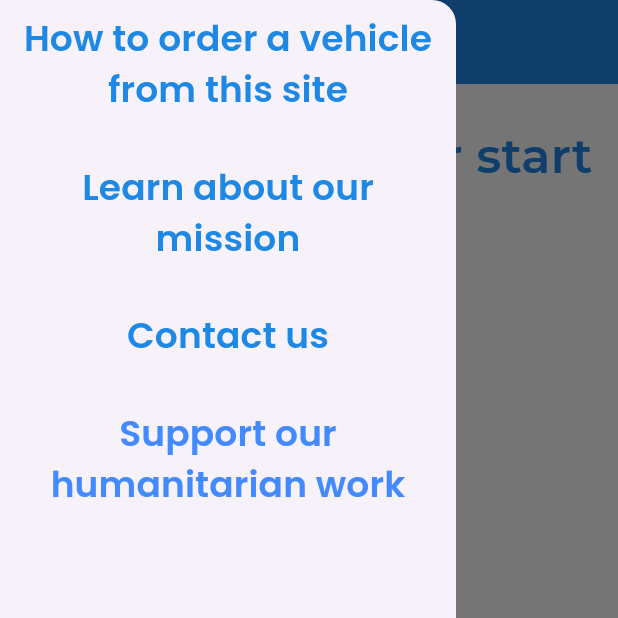
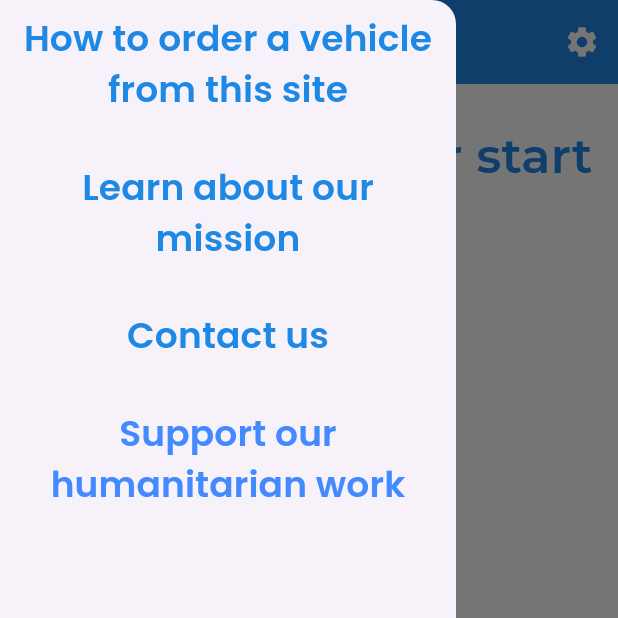
Before and after one commit to arso-march-16/app_for_rent_a_car, a Flutter app: the screen it shows after launch, with the side drawer open, on a phone screen of 412 x 824 dp, the top half of it. Run offline on Flutter 3.47's test engine with Material 3 defaults, Android fonts, the phone set to English and light mode, and no system bars; our stand-ins replace card_swiper, flutter_svg, google_fonts; missing offline and left inert: custom_date_range_picker, easy_pie_chart.

Commit message:
button settings, new refreshing colors

```diff
--- a/lib/main.dart
+++ b/lib/main.dart
@@ -38,7 +38,10 @@ class _KalendarState extends State<Kalendar> {
                 startDate != null && endDate != null
                     ? '${DateFormat("dd.MM.yyyy").format(startDate!)} - ${DateFormat("dd.MM.yyyy").format(endDate!)}'
                     : "Your rental period",
-                style: const TextStyle(fontSize: 16.0),
+                style: const TextStyle(
+                  fontSize: 16.0,
+                  color: Colors.lightBlue,
+                ),
               ),
               style: ElevatedButton.styleFrom(
                 backgroundColor: Colors.white,
@@ -156,6 +159,9 @@ class MyApp extends StatelessWidget {
 
     final Color primarnaBoja = Color(0xFF1E88E5);
     final Color akcenatBoja = Colors.lightBlue;
+    final Color bojaSlovaUpita = Color(0xFF0277BD);
+
+    //var sirinaUredjaja = MediaQuery.sizeOf(context).width;
 
     var maksimumLinijaTeksta = 3;
 
@@ -240,6 +246,14 @@ class MyApp extends StatelessWidget {
         ),
         appBar: AppBar(
           backgroundColor: primarnaBoja,
+          actions: [
+            IconButton(
+                onPressed: () {},
+                icon: Icon(
+                  Icons.settings,
+                  color: Colors.white,
+                ))
+          ],
           title: Text(
             "Rent A Car",
             style: GoogleFonts.montserrat(
@@ -266,9 +280,9 @@ class MyApp extends StatelessWidget {
                 width: 400.0,
                 constraints: BoxConstraints(maxWidth: 400.0),
                 decoration: BoxDecoration(
-                    border: Border.all(color: Colors.grey),
+                    border: Border.all(color: Colors.black12),
                     borderRadius: BorderRadius.circular(10.0),
-                    color: Colors.black12),
+                    color: Color(0xFFECEFF1)),
                 padding: EdgeInsets.all(16.0),
                 child: Column(children: [
                   Center(
@@ -276,7 +290,8 @@ class MyApp extends StatelessWidget {
                       label: Text(
                         "Please select your starting location",
                         textAlign: TextAlign.center,
-                        style: GoogleFonts.openSans(fontSize: 16.0),
+                        style: GoogleFonts.openSans(
+                            fontSize: 16.0, color: akcenatBoja),
                       ),
                       width: 300.0,
                       menuHeight: 150.0,
@@ -295,7 +310,8 @@ class MyApp extends StatelessWidget {
                       label: Text(
                         "Please select your car type",
                         textAlign: TextAlign.center,
-                        style: GoogleFonts.openSans(fontSize: 16.0),
+                        style: GoogleFonts.openSans(
+                            fontSize: 16.0, color: akcenatBoja),
                       ),
                       width: 300.0,
                       menuHeight: 150.0,
@@ -334,7 +350,8 @@ class MyApp extends StatelessWidget {
                       label: Text(
                         "Please select your fuel type",
                         textAlign: TextAlign.center,
-                        style: GoogleFonts.openSans(fontSize: 16.0),
+                        style: GoogleFonts.openSans(
+                            fontSize: 16.0, color: akcenatBoja),
                       ),
                       width: 300.0,
                       menuHeight: 150.0,
@@ -353,7 +370,8 @@ class MyApp extends StatelessWidget {
                       label: Text(
                         "Select your preferred gear shifter",
                         textAlign: TextAlign.center,
-                        style: GoogleFonts.openSans(fontSize: 16.0),
+                        style: GoogleFonts.openSans(
+                            fontSize: 16.0, color: akcenatBoja),
                       ),
                       width: 300.0,
                       menuHeight: 150.0,
@@ -696,14 +714,15 @@ class MyApp extends StatelessWidget {
                               shape: RoundedRectangleBorder(
                                 borderRadius: BorderRadius.circular(10.0),
                               ),
-                              color: Colors.lightBlueAccent,
+                              color: Color(0xFFB3E5FC),
                             ),
                             child: Column(
                               mainAxisAlignment: MainAxisAlignment.spaceEvenly,
                               children: [
                                 Text(
                                   'Ask a question',
-                                  style: GoogleFonts.montserrat(fontSize: 40.0),
+                                  style: GoogleFonts.montserrat(
+                                      fontSize: 40.0, color: bojaSlovaUpita),
                                 ),
                                 Padding(
                                   padding: EdgeInsets.all(10.0),
@@ -711,8 +730,9 @@ class MyApp extends StatelessWidget {
                                     children: [
                                       Text(
                                         'Your first and last name',
-                                        style:
-                                            GoogleFonts.poppins(fontSize: 20.0),
+                                        style: GoogleFonts.poppins(
+                                            fontSize: 20.0,
+                                            color: bojaSlovaUpita),
                                       ),
                                       TextField(
                                         decoration: InputDecoration(
@@ -724,8 +744,9 @@ class MyApp extends StatelessWidget {
                                       SizedBox(height: 10.0),
                                       Text(
                                         'Your email',
-                                        style:
-                                            GoogleFonts.poppins(fontSize: 20.0),
+                                        style: GoogleFonts.poppins(
+                                            fontSize: 20.0,
+                                            color: bojaSlovaUpita),
                                       ),
                                       TextField(
                                         decoration: InputDecoration(
@@ -740,7 +761,8 @@ class MyApp extends StatelessWidget {
                                 Text(
                                   'Your message',
                                   textAlign: TextAlign.center,
-                                  style: GoogleFonts.poppins(fontSize: 20.0),
+                                  style: GoogleFonts.poppins(
+                                      fontSize: 20.0, color: bojaSlovaUpita),
                                 ),
                                 Padding(
                                   padding: const EdgeInsets.symmetric(
@@ -785,18 +807,21 @@ class MyApp extends StatelessWidget {
               ),
             ),
             SizedBox(width: 20.0),
-            SingleChildScrollView(
-              scrollDirection: Axis.horizontal,
-              child: Container(
-                padding: EdgeInsets.all(20.0),
-                child: Row(
-                  mainAxisAlignment: MainAxisAlignment.spaceEvenly,
+            Row(
+              mainAxisSize: MainAxisSize.min,
               children: [
-                    Column(
+                Flexible(
+                  child: Column(
                     crossAxisAlignment: CrossAxisAlignment.center,
                     children: [
-                        Text("Follow us on social media:"),
+                      Text(
+                        "Follow us on social media:",
+                        style: GoogleFonts.montserrat(
+                            fontSize: 15.0, color: Color(0xFF304FFE)),
+                        textAlign: TextAlign.center,
+                      ),
                       Row(
+                        mainAxisAlignment: MainAxisAlignment.center,
                         children: [
                           IconButton(
                             onPressed: () async {
@@ -805,10 +830,10 @@ class MyApp extends StatelessWidget {
                             },
                             icon: SvgPicture.asset(
                               'assets/instagram.svg',
-                                width: 50.0,
-                                height: 50.0,
+                              width: 35.0,
+                              height: 35.0,
                             ),
-                              iconSize: 50.0,
+                            iconSize: 35.0,
                           ),
                           SizedBox(width: 10.0),
                           IconButton(
@@ -818,10 +843,10 @@ class MyApp extends StatelessWidget {
                             },
                             icon: SvgPicture.asset(
                               'assets/icons8-twitterx.svg',
-                                width: 50.0,
-                                height: 50.0,
+                              width: 35.0,
+                              height: 35.0,
                             ),
-                              iconSize: 50.0,
+                            iconSize: 35.0,
                           ),
                           SizedBox(width: 10.0),
                           IconButton(
@@ -831,23 +856,31 @@ class MyApp extends StatelessWidget {
                             },
                             icon: SvgPicture.asset(
                               'assets/icons8-github.svg',
-                                width: 50.0,
-                                height: 50.0,
+                              width: 35.0,
+                              height: 35.0,
                             ),
-                              iconSize: 50.0,
+                            iconSize: 35.0,
                           ),
                         ],
                       ),
                     ],
                   ),
+                ),
 
-                    SizedBox(width: 40.0),
+                Spacer(), // pravi isti razmak medju elementima reda
 
-                    Column(
+                Flexible(
+                  child: Column(
                     crossAxisAlignment: CrossAxisAlignment.center,
                     children: [
-                        Text("Meet our sponsors"),
+                      Text(
+                        "Meet our sponsors",
+                        style: GoogleFonts.montserrat(
+                            fontSize: 15.0, color: Color(0xFF304FFE)),
+                        textAlign: TextAlign.center,
+                      ),
                       Row(
+                        mainAxisAlignment: MainAxisAlignment.center,
                         children: [
                           IconButton(
                             onPressed: () async {
@@ -856,10 +889,10 @@ class MyApp extends StatelessWidget {
                             },
                             icon: SvgPicture.asset(
                               'assets/hulu-logo-svgrepo-com.svg',
-                                width: 50.0,
-                                height: 50.0,
+                              width: 35.0,
+                              height: 35.0,
                             ),
-                              iconSize: 50.0,
+                            iconSize: 35.0,
                           ),
                           SizedBox(width: 10.0),
                           IconButton(
@@ -869,10 +902,10 @@ class MyApp extends StatelessWidget {
                             },
                             icon: SvgPicture.asset(
                               'assets/amazon-2-logo-svgrepo-com.svg',
-                                width: 50.0,
-                                height: 50.0,
+                              width: 35.0,
+                              height: 35.0,
                             ),
-                              iconSize: 50.0,
+                            iconSize: 35.0,
                           ),
                           SizedBox(width: 10.0),
                           IconButton(
@@ -882,20 +915,37 @@ class MyApp extends StatelessWidget {
                             },
                             icon: SvgPicture.asset(
                               'assets/apple-black-logo-svgrepo-com.svg',
-                                width: 50.0,
-                                height: 50.0,
+                              width: 35.0,
+                              height: 35.0,
                             ),
-                              iconSize: 50.0,
+                            iconSize: 35.0,
                           ),
                         ],
                       ),
                     ],
                   ),
+                ),
+
+                Spacer(),
+
+                Flexible(
+                    child: Column(
+                  crossAxisAlignment: CrossAxisAlignment.center,
+                  children: [
+                    Text(
+                      "Our contact info",
+                      style: GoogleFonts.montserrat(
+                          fontSize: 15.0, color: Color(0xFF304FFE)),
+                      textAlign: TextAlign.center,
+                    ),
+                    Text("🏠︎ Albert Oaxaca 123, VR"),
+                    Text("📞 +12345678901"),
+                    Text("✉ infod12@abcd.4n"),
+                  ],
+                ))
 
                 // OVDE POSTAVITI NOVE BLOKOVE U BUDUĆNOSTI
               ],
-                ),
-              ),
             ),
             SingleChildScrollView(
               child: Row(
@@ -906,7 +956,9 @@ class MyApp extends StatelessWidget {
                   TextButton(onPressed: () {}, child: Text("Ad Policy")),
                   TextButton(onPressed: () {}, child: Text("Cookie Policy")),
                   Text(
-                      "@ This app is the property of Arsenije Martinović. All rights reserved.")
+                    "@ This app is the property of Arsenije Martinović. All rights reserved.",
+                    style: TextStyle(color: Colors.indigoAccent),
+                  )
                 ],
               ),
             ),
```
Lines whose indentation alone changed are shown as unchanged.
